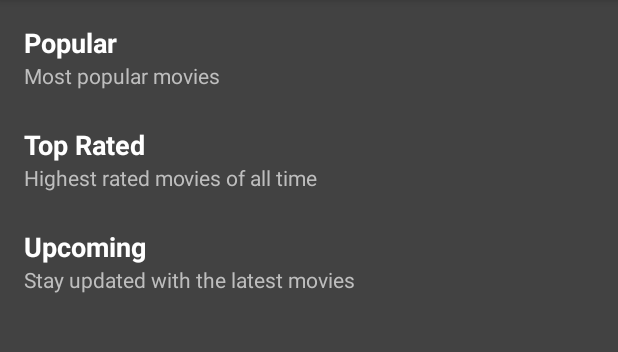
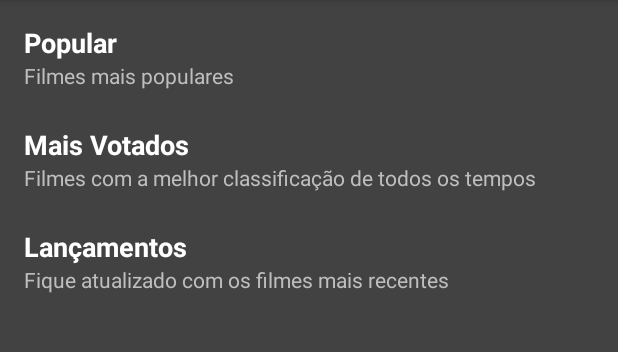
Before and after one commit to guilherme-kunz/CineFlix, an Android app: the screen it shows after launch (MainActivity), on a phone screen of 412 x 824 dp, the part 84-436 px from its top. Run offline under Robolectric (Android 15) with nearby library versions, the phone set to English and light mode, and no system bars; pictures from the network do not load; 1 statement that could not run was skipped.

Commit message:
Código Final

```diff
--- a/app/src/main/res/layout/activity_main.xml
+++ b/app/src/main/res/layout/activity_main.xml
@@ -28,9 +28,8 @@
             android:layout_height="wrap_content"
             android:layout_marginStart="16dp"
             android:layout_marginEnd="16dp"
-            android:text="@string/most_popular_movies"
-            android:textColor="@android:color/secondary_text_dark"
-            tools:text="Filmes mais populares" />
+            android:text="@string/filmes_mais_populares"
+            android:textColor="@android:color/secondary_text_dark" />
 
         <androidx.recyclerview.widget.RecyclerView
             android:id="@+id/popular_movies_list"
@@ -48,11 +47,10 @@
             android:layout_marginStart="16dp"
             android:layout_marginTop="16dp"
             android:layout_marginEnd="16dp"
-            android:text="@string/top_rated"
+            android:text="@string/mais_votados"
             android:textColor="@color/white"
             android:textSize="18sp"
-            android:textStyle="bold"
-            tools:text="Mais Votados" />
+            android:textStyle="bold" />
 
         <TextView
             android:id="@+id/highest_rated_movies"
@@ -60,9 +58,8 @@
             android:layout_height="wrap_content"
             android:layout_marginStart="16dp"
             android:layout_marginEnd="16dp"
-            android:text="@string/highest_rated_movies"
-            android:textColor="@android:color/secondary_text_dark"
-            tools:text="Filmes com a melhor classificação de todos os tempos" />
+            android:text="@string/melhor_classificacao"
+            android:textColor="@android:color/secondary_text_dark" />
 
         <androidx.recyclerview.widget.RecyclerView
             android:id="@+id/top_rated_list"
@@ -80,11 +77,10 @@
             android:layout_marginStart="16dp"
             android:layout_marginTop="16dp"
             android:layout_marginEnd="16dp"
-            android:text="@string/upcoming"
+            android:text="@string/lancamentos"
             android:textColor="@color/white"
             android:textSize="18sp"
-            android:textStyle="bold"
-            tools:text="Lançamentos" />
+            android:textStyle="bold" />
 
         <TextView
             android:id="@+id/stay_updated"
@@ -92,9 +88,8 @@
             android:layout_height="wrap_content"
             android:layout_marginStart="16dp"
             android:layout_marginEnd="16dp"
-            android:text="@string/stay_updated"
-            android:textColor="@android:color/secondary_text_dark"
-            tools:text="Fique atualizado com os filmes mais recentes" />
+            android:text="@string/filmes_mais_recentes"
+            android:textColor="@android:color/secondary_text_dark" />
 
         <androidx.recyclerview.widget.RecyclerView
             android:id="@+id/upcoming_list"
--- a/app/src/main/res/values/strings.xml
+++ b/app/src/main/res/values/strings.xml
@@ -7,4 +7,9 @@
     <string name="highest_rated_movies">Highest rated movies of all time</string>
     <string name="upcoming">Upcoming</string>
     <string name="stay_updated">Stay updated with the latest movies</string>
+    <string name="filmes_mais_populares">Filmes mais populares</string>
+    <string name="mais_votados">Mais Votados</string>
+    <string name="melhor_classificacao">Filmes com a melhor classificação de todos os tempos</string>
+    <string name="lancamentos">Lançamentos</string>
+    <string name="filmes_mais_recentes">Fique atualizado com os filmes mais recentes</string>
 </resources>
```
